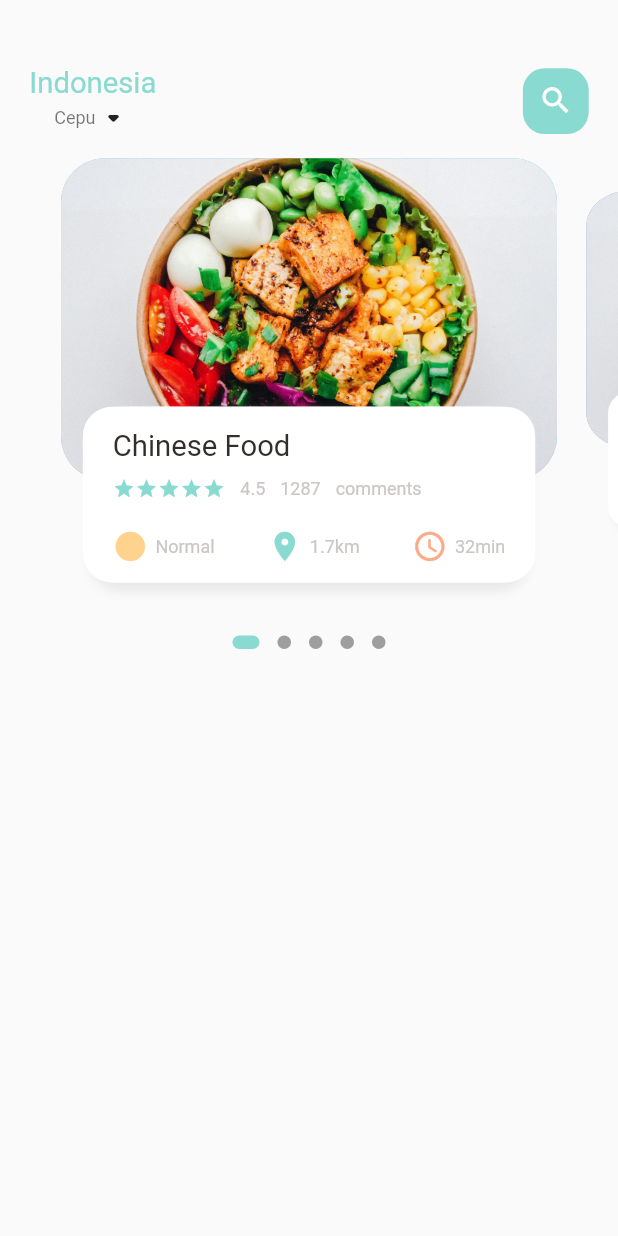
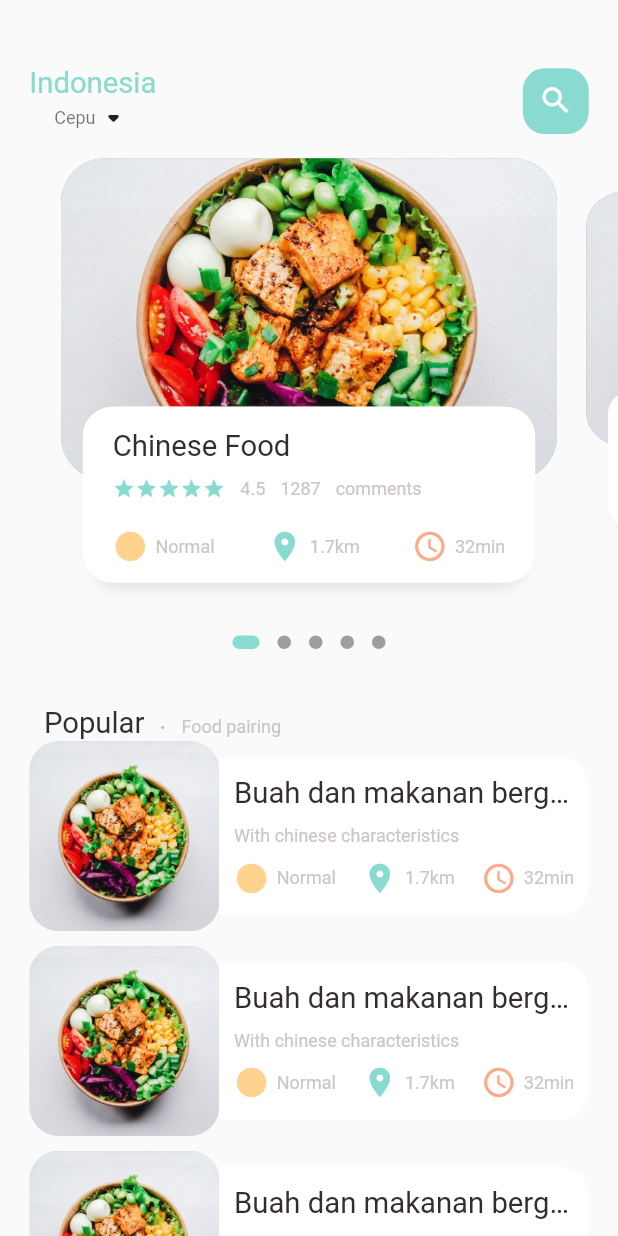
Before and after one commit to enjoyghozi/madangMobileApp, a Flutter app: the screen it shows after launch, on a phone screen of 412 x 824 dp. Run offline on Flutter 3.47's test engine with Material 2 defaults, Android fonts, the phone set to English and light mode, and no system bars; drawn by our look-alikes of dots_indicator; our stand-ins replace get.

Commit message:
Menambah list gambar dan merapikan

```diff
--- a/lib/home/food_page_body.dart
+++ b/lib/home/food_page_body.dart
@@ -43,6 +43,7 @@
   Widget build(BuildContext context) {
     return Column(
       children: [
+        //slider section
         Container(
           // color: Colors.redAccent,
           height: Dimensions.pageView,
@@ -53,6 +54,7 @@
                 return _buildPageItem(position);
               }),
         ),
+        //dots
         new DotsIndicator(
           dotsCount: 5,
           position: _currPageValue,
@@ -63,7 +65,121 @@
             activeShape: RoundedRectangleBorder(
                 borderRadius: BorderRadius.circular(5.0)),
           ),
-        )
+        ),
+
+        //Popular text
+        SizedBox(
+          height: Dimensions.height30,
+        ),
+        Container(
+          margin: EdgeInsets.only(left: Dimensions.width30),
+          child: Row(
+            crossAxisAlignment: CrossAxisAlignment.end,
+            children: [
+              BigText(text: "Popular"),
+              SizedBox(
+                width: Dimensions.width10,
+              ),
+              Container(
+                margin: const EdgeInsets.only(bottom: 3),
+                child: BigText(
+                  text: ".",
+                  color: Colors.black26,
+                ),
+              ),
+              SizedBox(
+                width: Dimensions.width10,
+              ),
+              Container(
+                margin: const EdgeInsets.only(bottom: 2),
+                child: SmallText(
+                  text: "Food pairing",
+                ),
+              ),
+            ],
+          ),
+        ),
+        // List of food and images
+
+        ListView.builder(
+            physics: NeverScrollableScrollPhysics(),
+            shrinkWrap: true,
+            itemCount: 10,
+            itemBuilder: (context, index) {
+              return Container(
+                margin: EdgeInsets.only(
+                    left: Dimensions.width20,
+                    right: Dimensions.width20,
+                    bottom: Dimensions.height10),
+                child: Row(
+                  children: [
+                    //image section
+                    Container(
+                      width: Dimensions.listViewImgSize,
+                      height: Dimensions.listViewImgSize,
+                      decoration: BoxDecoration(
+                          borderRadius:
+                              BorderRadius.circular(Dimensions.radius20),
+                          color: Colors.white38,
+                          image: DecorationImage(
+                              fit: BoxFit.cover,
+                              image: AssetImage("assets/image/food1.jpg"))),
+                    ),
+                    //text container
+                    Expanded(
+                      child: Container(
+                        height: Dimensions.listViewTextContSize,
+                        decoration: BoxDecoration(
+                          borderRadius: BorderRadius.only(
+                            topRight: Radius.circular(Dimensions.radius20),
+                            bottomRight: Radius.circular(Dimensions.radius20),
+                          ),
+                          color: Colors.white,
+                        ),
+                        child: Padding(
+                          padding: EdgeInsets.only(
+                              left: Dimensions.width10,
+                              right: Dimensions.width10),
+                          child: Column(
+                            crossAxisAlignment: CrossAxisAlignment.start,
+                            mainAxisAlignment: MainAxisAlignment.center,
+                            children: [
+                              BigText(
+                                  text: "Buah dan makanan bergizi di China"),
+                              SizedBox(
+                                height: Dimensions.height10,
+                              ),
+                              SmallText(text: "With chinese characteristics"),
+                              SizedBox(
+                                height: Dimensions.height10,
+                              ),
+                              Row(
+                                mainAxisAlignment:
+                                    MainAxisAlignment.spaceBetween,
+                                children: [
+                                  IconAndTextWidget(
+                                      icon: Icons.circle_sharp,
+                                      text: "Normal",
+                                      iconColor: AppColors.iconColor1),
+                                  IconAndTextWidget(
+                                      icon: Icons.location_on,
+                                      text: "1.7km",
+                                      iconColor: AppColors.mainColor),
+                                  IconAndTextWidget(
+                                      icon: Icons.access_time_rounded,
+                                      text: "32min",
+                                      iconColor: AppColors.iconColor2)
+                                ],
+                              )
+                            ],
+                          ),
+                        ),
+                      ),
+                    )
+                  ],
+                ),
+              );
+            }),
       ],
     );
   }
--- a/lib/home/main_food_page.dart
+++ b/lib/home/main_food_page.dart
@@ -67,7 +67,10 @@
             ),
           ),
           //Showing Body
-          FoodPageBody(),
+          Expanded(
+              child: SingleChildScrollView(
+            child: FoodPageBody(),
+          )),
         ],
       ),
     );
--- a/lib/utilitys/dimensions.dart
+++ b/lib/utilitys/dimensions.dart
@@ -31,4 +31,8 @@
 
   //Icon size
   static double iconSize24 = screenHeight / 35.17;
+
+  //List  view size
+  static double listViewImgSize = screenWidth / 3.25;
+  static double listViewTextContSize = screenWidth / 3.9;
 }
```
